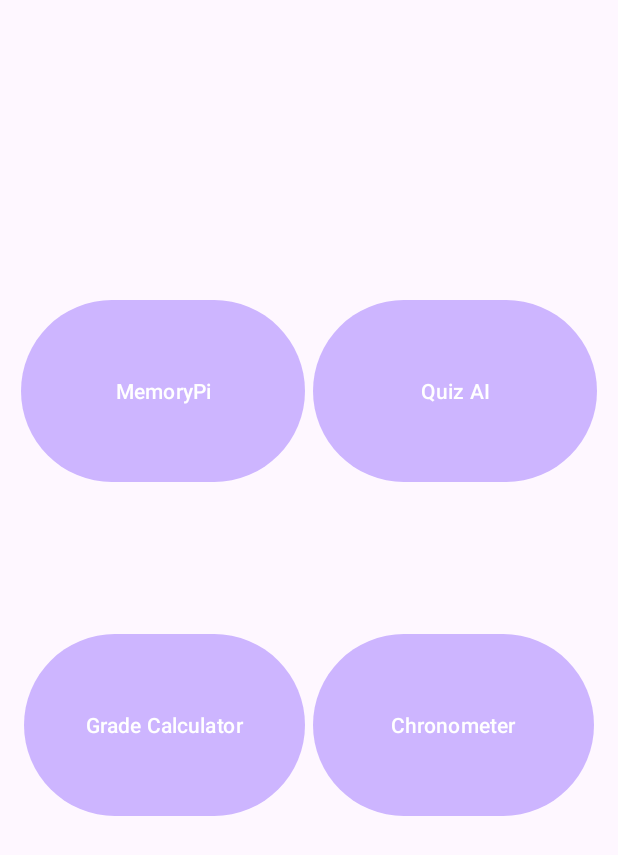
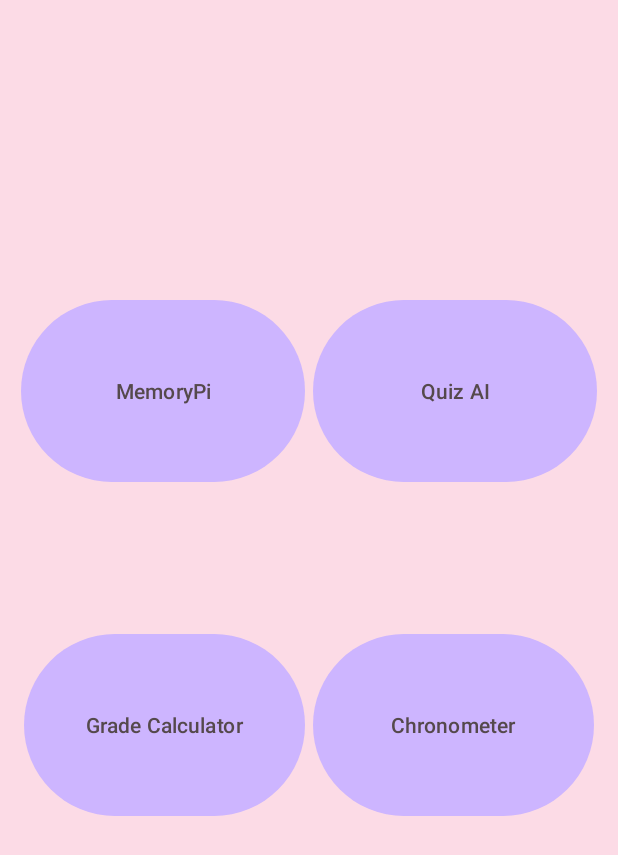
Before and after one commit to Lethalbacon28/ProductivityApp, an Android app: the screen it shows after launch (MainActivity), on a phone screen of 412 x 824 dp. Shown: the top 855 px of the screen. Run offline under Robolectric (Android 15) with nearby library versions, the phone set to English and light mode, and no system bars.

Commit message:
For noah(myself). I fixed some ui design choices and now am going to work on chronometer.

```diff
--- a/app/src/main/java/com/example/productivityapp/GradeCalculator.kt
+++ b/app/src/main/java/com/example/productivityapp/GradeCalculator.kt
@@ -44,5 +44,8 @@ class GradeCalculator : AppCompatActivity() {
                 builder.show()
             }
         }
+        binding.buttonGradeCalculatorBack.setOnClickListener{
+            finish()
+        }
     }
 }
--- a/app/src/main/res/layout/activity_main.xml
+++ b/app/src/main/res/layout/activity_main.xml
@@ -4,6 +4,7 @@
     xmlns:tools="http://schemas.android.com/tools"
     android:layout_width="match_parent"
     android:layout_height="match_parent"
+    android:background="@color/primaryBackground"
     tools:context=".MainActivity">
 
     <Button
@@ -13,9 +14,11 @@
         android:layout_marginStart="16dp"
         android:layout_marginTop="196dp"
         android:text="MemoryPi"
+        android:textColor="@color/primaryText"
         app:layout_constraintEnd_toStartOf="@+id/button_mainActivity_quiz"
         app:layout_constraintStart_toStartOf="parent"
-        app:layout_constraintTop_toTopOf="parent" />
+        app:layout_constraintTop_toTopOf="parent"
+        app:rippleColor="@color/primaryPurple" />
 
     <Button
         android:id="@+id/button_mainActivity_gradeCalc"
@@ -24,10 +27,12 @@
         android:layout_marginStart="16dp"
         android:layout_marginBottom="276dp"
         android:text="Grade Calculator"
+        android:textColor="@color/primaryText"
         app:layout_constraintBottom_toBottomOf="parent"
         app:layout_constraintEnd_toStartOf="@+id/button_main_chronometer"
         app:layout_constraintHorizontal_bias="0.0"
-        app:layout_constraintStart_toStartOf="parent" />
+        app:layout_constraintStart_toStartOf="parent"
+        app:rippleColor="@color/primaryPurple" />
 
     <Button
         android:id="@+id/button_main_chronometer"
@@ -36,6 +41,8 @@
         android:layout_marginStart="5dp"
         android:layout_marginEnd="16dp"
         android:text="Chronometer"
+        android:textColor="@color/primaryText"
+        app:iconTint="@color/primaryPurple"
         app:layout_constraintBottom_toBottomOf="parent"
         app:layout_constraintEnd_toEndOf="parent"
         app:layout_constraintStart_toEndOf="@+id/button_mainActivity_gradeCalc"
@@ -50,6 +57,8 @@
         android:layout_marginTop="196dp"
         android:layout_marginEnd="16dp"
         android:text="Quiz AI"
+        android:textColor="@color/primaryText"
+        app:iconTint="@color/primaryPurple"
         app:layout_constraintEnd_toEndOf="parent"
         app:layout_constraintHorizontal_bias="0.0"
         app:layout_constraintStart_toEndOf="@+id/button_mainActivity_memoryPi"
--- a/app/src/main/res/values/colors.xml
+++ b/app/src/main/res/values/colors.xml
@@ -4,4 +4,6 @@
     <color name="white">#FFFFFFFF</color>
     <color name="primaryPurple">#cdb5ff</color>
     <color name="primaryBackground">#fcdbe6</color>
+    <color name="primaryText">#55494c</color>
+    <color name="hintText">#aa9398</color>
 </resources>
```
Also changed, not shown: app/src/main/res/layout/activity_grade_calculator.xml (+8 -0 lines).
